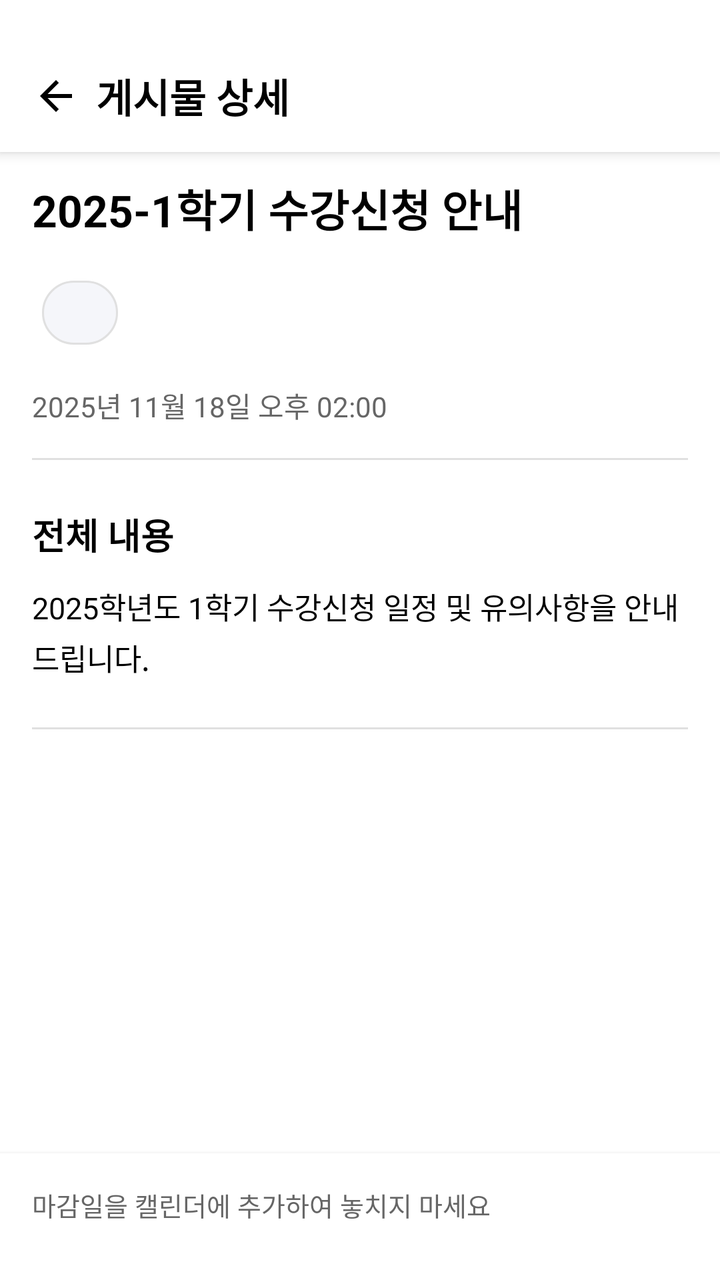
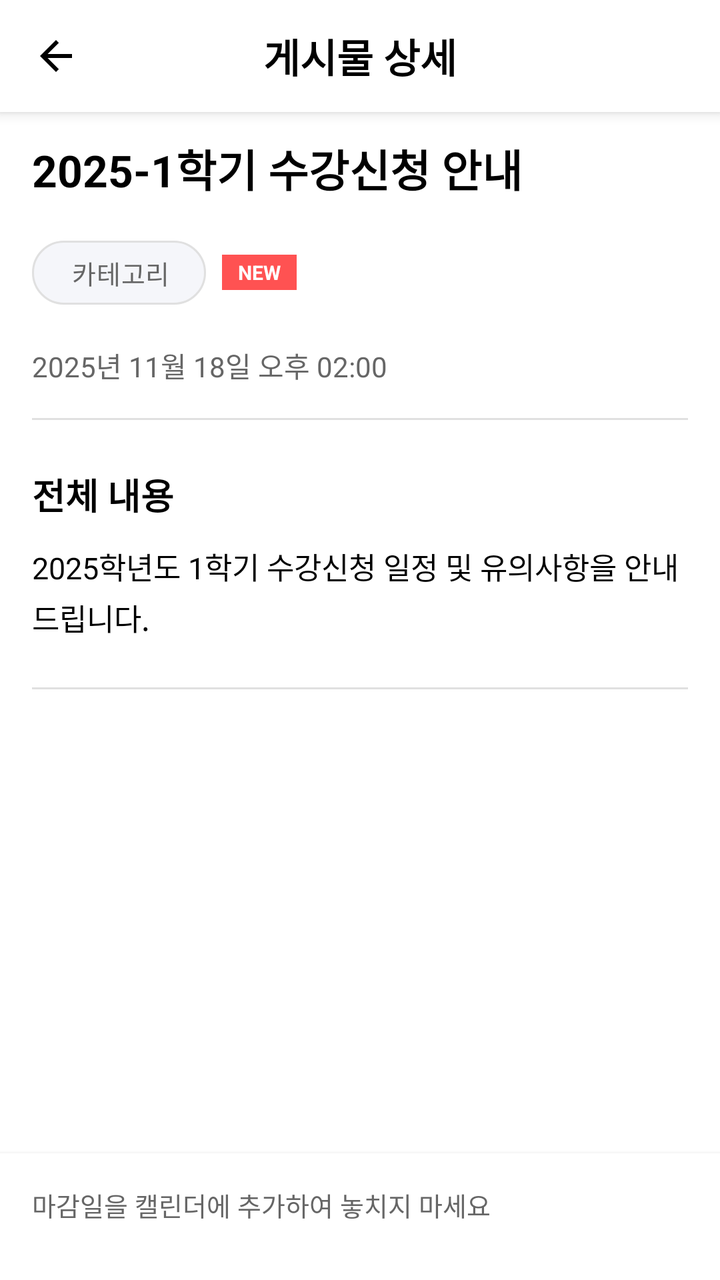

Two renders of the same Android screen: before a commit and after it. Below are the layout's source before the change and the commit's diff.
<!-- AndroidManifest.xml: application theme Theme.mobile_android -->
<!-- res/layout/activity_post_detail.xml -->
<?xml version="1.0" encoding="utf-8"?>
<androidx.constraintlayout.widget.ConstraintLayout
    xmlns:android="http://schemas.android.com/apk/res/android"
    xmlns:app="http://schemas.android.com/apk/res-auto"
    xmlns:tools="http://schemas.android.com/tools"
    android:layout_width="match_parent"
    android:layout_height="match_parent"
    android:background="@color/screen_background"
    android:fitsSystemWindows="true"
    tools:context=".ui.post.PostDetailActivity">

    <FrameLayout
        android:id="@+id/header"
        android:layout_width="match_parent"
        android:layout_height="wrap_content"
        android:paddingTop="20dp"
        android:background="@android:color/white"
        android:elevation="4dp"
        app:layout_constraintTop_toTopOf="parent"
        app:layout_constraintStart_toStartOf="parent"
        app:layout_constraintEnd_toEndOf="parent">

        <androidx.appcompat.widget.Toolbar
            android:id="@+id/toolbar"
            android:layout_width="match_parent"
            android:layout_height="?attr/actionBarSize"
            android:background="@android:color/transparent"
            android:theme="@style/ThemeOverlay.AppCompat.ActionBar"
            app:popupTheme="@style/ThemeOverlay.AppCompat.Light">

            <ImageButton
                android:id="@+id/btn_back"
                android:layout_width="wrap_content"
                android:layout_height="wrap_content"
                android:layout_marginEnd="8dp"
                android:background="?attr/selectableItemBackgroundBorderless"
                android:contentDescription="뒤로가기"
                android:src="@drawable/ic_arrow_back" />

            <TextView
                android:id="@+id/toolbar_title"
                android:layout_width="wrap_content"
                android:layout_height="wrap_content"
                android:layout_gravity="start"
                android:text="게시물 상세"
                android:textColor="@android:color/black"
                android:textSize="20sp"
                android:textStyle="bold" />

            <ImageButton
                android:id="@+id/btn_grant_permission"
                android:layout_width="wrap_content"
                android:layout_height="wrap_content"
                android:layout_gravity="end"
                android:layout_marginEnd="8dp"
                android:background="?attr/selectableItemBackgroundBorderless"
                android:src="@drawable/ic_notifications"
                android:tint="#FF6B6B"
                android:visibility="gone"
                android:contentDescription="알림 권한 설정" />
        </androidx.appcompat.widget.Toolbar>
    </FrameLayout>

    <ScrollView
        android:layout_width="0dp"
        android:layout_height="0dp"
        android:background="@color/screen_background"
        android:paddingBottom="16dp"
        android:clipToPadding="false"
        app:layout_constraintTop_toBottomOf="@+id/header"
        app:layout_constraintBottom_toTopOf="@+id/bottom_actions"
        app:layout_constraintStart_toStartOf="parent"
        app:layout_constraintEnd_toEndOf="parent">

        <androidx.constraintlayout.widget.ConstraintLayout
            android:layout_width="match_parent"
            android:layout_height="wrap_content"
            android:paddingHorizontal="@dimen/screen_horizontal_padding"
            android:paddingTop="@dimen/screen_section_spacing">

            <TextView
                android:id="@+id/tv_post_title"
                android:layout_width="0dp"
                android:layout_height="wrap_content"
                android:text="2025-1학기 수강신청 안내"
                android:textColor="@android:color/black"
                android:textSize="22sp"
                android:textStyle="bold"
                app:layout_constraintEnd_toEndOf="parent"
                app:layout_constraintStart_toStartOf="parent"
                app:layout_constraintTop_toTopOf="parent"
                tools:ignore="HardcodedText" />

            <com.google.android.material.chip.ChipGroup
                android:id="@+id/chip_group_categories"
                android:layout_width="0dp"
                android:layout_height="wrap_content"
                android:layout_marginTop="12dp"
                app:chipSpacing="8dp"
                app:layout_constraintEnd_toEndOf="parent"
                app:layout_constraintStart_toStartOf="parent"
                app:layout_constraintTop_toBottomOf="@+id/tv_post_title">

                <com.google.android.material.chip.Chip
                    android:id="@+id/chip_category"
                    style="@style/InstagramFilterChip"
                    android:layout_width="wrap_content"
                    android:layout_height="wrap_content" />

            </com.google.android.material.chip.ChipGroup>

            <TextView
                android:id="@+id/tv_post_created_at"
                android:layout_width="0dp"
                android:layout_height="wrap_content"
                android:layout_marginTop="12dp"
                android:drawablePadding="4dp"
                android:text="2025년 11월 18일 오후 02:00"
                android:textColor="#666666"
                android:textSize="14sp"
                app:layout_constraintEnd_toEndOf="parent"
                app:layout_constraintStart_toStartOf="parent"
                app:layout_constraintTop_toBottomOf="@+id/chip_group_categories"
                tools:ignore="HardcodedText" />

            <TextView
                android:id="@+id/tv_post_event_date"
                android:layout_width="0dp"
                android:layout_height="wrap_content"
                android:layout_marginTop="8dp"
                android:drawablePadding="4dp"
                android:text="마감일: 2025년 11월 25일 오전 12:00"
                android:textColor="#666666"
                android:textSize="14sp"
                android:visibility="gone"
                app:layout_constraintEnd_toEndOf="parent"
                app:layout_constraintStart_toStartOf="parent"
                app:layout_constraintTop_toBottomOf="@+id/tv_post_created_at"
                tools:ignore="HardcodedText"
                tools:visibility="visible" />

            <TextView
                android:id="@+id/tv_post_location"
                android:layout_width="0dp"
                android:layout_height="wrap_content"
                android:layout_marginTop="8dp"
                android:drawablePadding="4dp"
                android:text="장소 정보"
                android:textColor="#666666"
                android:textSize="14sp"
                android:visibility="gone"
                app:layout_constraintEnd_toEndOf="parent"
                app:layout_constraintStart_toStartOf="parent"
                app:layout_constraintTop_toBottomOf="@+id/tv_post_event_date"
                tools:ignore="HardcodedText"
                tools:visibility="visible" />

            <View
                android:id="@+id/divider1"
                android:layout_width="0dp"
                android:layout_height="1dp"
                android:layout_marginTop="16dp"
                android:background="#E0E0E0"
                app:layout_constraintEnd_toEndOf="parent"
                app:layout_constraintStart_toStartOf="parent"
                app:layout_constraintTop_toBottomOf="@+id/tv_post_location" />

            <androidx.cardview.widget.CardView
                android:id="@+id/card_ai_summary"
                android:layout_width="0dp"
                android:layout_height="wrap_content"
                android:layout_marginTop="16dp"
                android:visibility="gone"
                app:cardBackgroundColor="#E3F2FD"
                app:cardCornerRadius="12dp"
                app:cardElevation="0dp"
                app:layout_constraintEnd_toEndOf="parent"
                app:layout_constraintStart_toStartOf="parent"
                app:layout_constraintTop_toBottomOf="@+id/divider1"
                tools:visibility="visible"/>

            <TextView
                android:id="@+id/tv_content_title"
                android:layout_width="0dp"
                android:layout_height="wrap_content"
                android:layout_marginTop="24dp"
                android:text="전체 내용"
                android:textColor="@android:color/black"
                android:textSize="18sp"
                android:textStyle="bold"
                app:layout_constraintEnd_toEndOf="parent"
                app:layout_constraintStart_toStartOf="parent"
                app:layout_constraintTop_toBottomOf="@+id/card_ai_summary" />

            <TextView
                android:id="@+id/tv_post_content"
                android:layout_width="0dp"
                android:layout_height="wrap_content"
                android:layout_marginTop="12dp"
                android:lineSpacingExtra="4dp"
                android:text="2025학년도 1학기 수강신청 일정 및 유의사항을 안내드립니다."
                android:textColor="@android:color/black"
                android:textSize="15sp"
                app:layout_constraintEnd_toEndOf="parent"
                app:layout_constraintStart_toStartOf="parent"
                app:layout_constraintTop_toBottomOf="@+id/tv_content_title"
                tools:ignore="HardcodedText" />

            <View
                android:id="@+id/divider2"
                android:layout_width="0dp"
                android:layout_height="1dp"
                android:layout_marginTop="24dp"
                android:background="#E0E0E0"
                app:layout_constraintEnd_toEndOf="parent"
                app:layout_constraintStart_toStartOf="parent"
                app:layout_constraintTop_toBottomOf="@+id/tv_post_content" />

            <LinearLayout
                android:id="@+id/card_view_source"
                android:layout_width="0dp"
                android:layout_height="wrap_content"
                android:layout_marginTop="16dp"
                android:visibility="gone"
                app:cardBackgroundColor="#FFFFFF"
                app:cardCornerRadius="12dp"
                app:cardElevation="2dp"
                app:layout_constraintEnd_toEndOf="parent"
                app:layout_constraintStart_toStartOf="parent"
                app:layout_constraintTop_toBottomOf="@+id/divider2"
                tools:visibility="visible">

                <LinearLayout
                    android:layout_width="match_parent"
                    android:layout_height="wrap_content"
                    android:orientation="vertical">

                    <TextView
                        android:layout_width="match_parent"
                        android:layout_height="wrap_content"
                        android:text="원문 확인하기"
                        android:textColor="@android:color/black"
                        android:textSize="16sp"
                        android:textStyle="bold" />

                    <TextView
                        android:layout_width="match_parent"
                        android:layout_height="wrap_content"
                        android:layout_marginTop="8dp"
                        android:text="브라우저에서 게시물 원문을 직접 확인할 수 있습니다"
                        android:textColor="#666666"
                        android:textSize="14sp" />

                    <Button
                        android:id="@+id/btn_view_source"
                        android:layout_width="match_parent"
                        android:layout_height="wrap_content"
                        android:layout_marginTop="12dp"
                        android:backgroundTint="@color/accent_color"
                        android:text="게시글 직접 보기"
                        android:textColor="@android:color/white" />

                </LinearLayout>
            </LinearLayout>

        </androidx.constraintlayout.widget.ConstraintLayout>
    </ScrollView>

    <LinearLayout
        android:id="@+id/bottom_actions"
        android:layout_width="0dp"
        android:layout_height="wrap_content"
        android:background="@android:color/white"
        android:elevation="4dp"
        android:orientation="vertical"
        android:padding="16dp"
        app:layout_constraintBottom_toBottomOf="parent"
        app:layout_constraintEnd_toEndOf="parent"
        app:layout_constraintStart_toStartOf="parent">

        <TextView
            android:id="@+id/tv_calendar_info"
            android:layout_width="match_parent"
            android:layout_height="wrap_content"
            android:layout_marginBottom="4dp"
            android:text="캘린더에 추가"
            android:textColor="@android:color/black"
            android:textSize="15sp"
            android:textStyle="bold"
            android:visibility="gone"
            tools:visibility="visible" />

        <TextView
            android:layout_width="match_parent"
            android:layout_height="wrap_content"
            android:layout_marginBottom="12dp"
            android:text="마감일을 캘린더에 추가하여 놓치지 마세요"
            android:textColor="#666666"
            android:textSize="13sp"
            tools:visibility="visible" />

        <Button
            android:id="@+id/btn_add_to_calendar"
            android:layout_width="match_parent"
            android:layout_height="wrap_content"
            android:backgroundTint="#FFFFFF"
            android:text="일정 추가하기"
            android:textColor="#666666"
            android:visibility="gone"
            app:strokeColor="#E0E0E0"
            app:strokeWidth="1dp"
            tools:visibility="visible" />

    </LinearLayout>

</androidx.constraintlayout.widget.ConstraintLayout>
<!-- resources referenced by this layout -->
<resources>
  <color name="accent_color">#4C84FF</color>
  <color name="screen_background">#FFFFFF</color>
  <dimen name="screen_horizontal_padding">16dp</dimen>
  <dimen name="screen_section_spacing">12dp</dimen>
  <!-- drawable ic_arrow_back (drawable) -->
  <vector xmlns:android="http://schemas.android.com/apk/res/android"
      android:width="24dp"
      android:height="24dp"
      android:viewportWidth="24"
      android:viewportHeight="24">
    <path
        android:fillColor="@color/black"
        android:pathData="M20,11H7.83l5.59,-5.59L12,4l-8,8 8,8 1.41,-1.41L7.83,13H20v-2z"/>
  </vector>
  <!-- drawable ic_notifications (drawable) -->
  <vector xmlns:android="http://schemas.android.com/apk/res/android"
      android:width="24dp"
      android:height="24dp"
      android:viewportWidth="24.0"
      android:viewportHeight="24.0">
      <path
          android:fillColor="#FF000000"
          android:pathData="M12,22c1.1,0 2,-0.9 2,-2h-4c0,1.1 0.9,2 2,2zM18,16v-5c0,-3.07 -1.63,-5.64 -4.5,-6.32L13.5,4h-3v0.68C7.63,5.36 6,7.92 6,11v5l-2,2v1h16v-1l-2,-2z"/>
  </vector>
  <style name="InstagramFilterChip" parent="Widget.MaterialComponents.Chip.Choice">
          <item name="chipBackgroundColor">@color/chip_background_state</item>
          <item name="chipStrokeColor">@color/chip_stroke_state</item>
          <item name="chipStrokeWidth">1dp</item>
          <item name="chipCornerRadius">16dp</item>
          <item name="android:textColor">@color/chip_text_state</item>
          <item name="chipMinHeight">32dp</item>
          <item name="chipStartPadding">12dp</item>
          <item name="chipEndPadding">12dp</item>
          <item name="android:textSize">13sp</item>
          <item name="checkedIconVisible">false</item>
          <item name="chipIconVisible">false</item>
      </style>
  <style name="Theme.mobile_android" parent="Base.Theme.mobile_android" />
  <color name="black">#FF000000</color>
  <style name="Base.Theme.mobile_android" parent="Theme.MaterialComponents.DayNight.NoActionBar">
          
  
          <item name="colorPrimary">@color/login_bg1</item>
          <item name="colorPrimaryVariant">@color/login_bg1</item>
          <item name="colorOnPrimary">@color/white</item>
          <item name="colorSecondary">@color/login_bg2</item>
          <item name="colorSecondaryVariant">@color/login_bg2</item>
          <item name="colorOnSecondary">@color/login_bg2</item>
          <item name="android:statusBarColor">@color/login_bg1</item>
  
          
          <item name="android:windowDrawsSystemBarBackgrounds">true</item>
          <item name="android:navigationBarColor">@color/white</item>
      </style>
  <color name="login_bg1">#0B0E18</color>
  <color name="white">#FFFFFFFF</color>
  <color name="login_bg2">#673AB7</color>
</resources>

<!-- the commit's change to res/layout/activity_post_detail.xml (unified diff, before → after) -->
@@ -13,7 +13,6 @@
         android:id="@+id/header"
         android:layout_width="match_parent"
         android:layout_height="wrap_content"
-        android:paddingTop="20dp"
         android:background="@android:color/white"
         android:elevation="4dp"
         app:layout_constraintTop_toTopOf="parent"
@@ -41,23 +40,13 @@
                 android:id="@+id/toolbar_title"
                 android:layout_width="wrap_content"
                 android:layout_height="wrap_content"
-                android:layout_gravity="start"
+                android:layout_gravity="center"
                 android:text="게시물 상세"
                 android:textColor="@android:color/black"
                 android:textSize="20sp"
-                android:textStyle="bold" />
-
-            <ImageButton
-                android:id="@+id/btn_grant_permission"
-                android:layout_width="wrap_content"
-                android:layout_height="wrap_content"
-                android:layout_gravity="end"
-                android:layout_marginEnd="8dp"
-                android:background="?attr/selectableItemBackgroundBorderless"
-                android:src="@drawable/ic_notifications"
-                android:tint="#FF6B6B"
-                android:visibility="gone"
-                android:contentDescription="알림 권한 설정" />
+                android:textStyle="bold"
+                />
+
         </androidx.appcompat.widget.Toolbar>
     </FrameLayout>
 
@@ -91,13 +80,13 @@
                 app:layout_constraintTop_toTopOf="parent"
                 tools:ignore="HardcodedText" />
 
-            <com.google.android.material.chip.ChipGroup
-                android:id="@+id/chip_group_categories"
-                android:layout_width="0dp"
-                android:layout_height="wrap_content"
+            <LinearLayout
+                android:id="@+id/chip_with_badge"
+                android:layout_width="wrap_content"
+                android:layout_height="wrap_content"
+                android:orientation="horizontal"
+                android:gravity="center_vertical"
                 android:layout_marginTop="12dp"
-                app:chipSpacing="8dp"
-                app:layout_constraintEnd_toEndOf="parent"
                 app:layout_constraintStart_toStartOf="parent"
                 app:layout_constraintTop_toBottomOf="@+id/tv_post_title">
 
@@ -105,9 +94,22 @@
                     android:id="@+id/chip_category"
                     style="@style/InstagramFilterChip"
                     android:layout_width="wrap_content"
-                    android:layout_height="wrap_content" />
-
-            </com.google.android.material.chip.ChipGroup>
+                    android:layout_height="wrap_content"
+                    android:text="카테고리" />
+
+                <TextView
+                    android:id="@+id/badge_new"
+                    android:layout_width="wrap_content"
+                    android:layout_height="wrap_content"
+                    android:layout_marginStart="8dp"
+                    android:background="#FF5252"
+                    android:paddingHorizontal="8dp"
+                    android:paddingVertical="2dp"
+                    android:text="NEW"
+                    android:textColor="@android:color/white"
+                    android:textSize="10sp"
+                    android:textStyle="bold" />
+            </LinearLayout>
 
             <TextView
                 android:id="@+id/tv_post_created_at"
@@ -120,7 +122,7 @@
                 android:textSize="14sp"
                 app:layout_constraintEnd_toEndOf="parent"
                 app:layout_constraintStart_toStartOf="parent"
-                app:layout_constraintTop_toBottomOf="@+id/chip_group_categories"
+                app:layout_constraintTop_toBottomOf="@+id/chip_with_badge"
                 tools:ignore="HardcodedText" />
 
             <TextView
<!-- resource entries referenced after the edit -->
@@ -13,16 +13,6 @@
     <path
         android:fillColor="@color/black"
         android:pathData="M20,11H7.83l5.59,-5.59L12,4l-8,8 8,8 1.41,-1.41L7.83,13H20v-2z"/>
-  </vector>
-  <!-- drawable ic_notifications (drawable) -->
-  <vector xmlns:android="http://schemas.android.com/apk/res/android"
-      android:width="24dp"
-      android:height="24dp"
-      android:viewportWidth="24.0"
-      android:viewportHeight="24.0">
-      <path
-          android:fillColor="#FF000000"
-          android:pathData="M12,22c1.1,0 2,-0.9 2,-2h-4c0,1.1 0.9,2 2,2zM18,16v-5c0,-3.07 -1.63,-5.64 -4.5,-6.32L13.5,4h-3v0.68C7.63,5.36 6,7.92 6,11v5l-2,2v1h16v-1l-2,-2z"/>
   </vector>
   <style name="InstagramFilterChip" parent="Widget.MaterialComponents.Chip.Choice">
           <item name="chipBackgroundColor">@color/chip_background_state</item>
